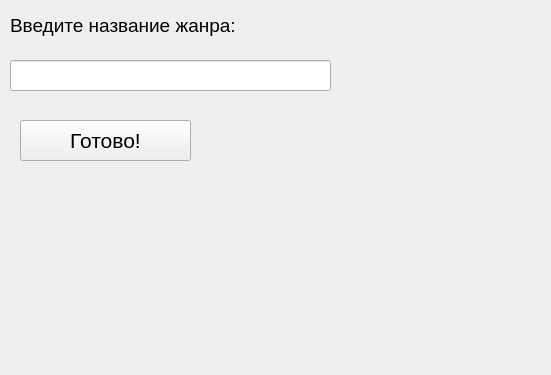
First picture: the form in ui_files/genre.ui, repository Argorp/AudioPlayer, before the edit.
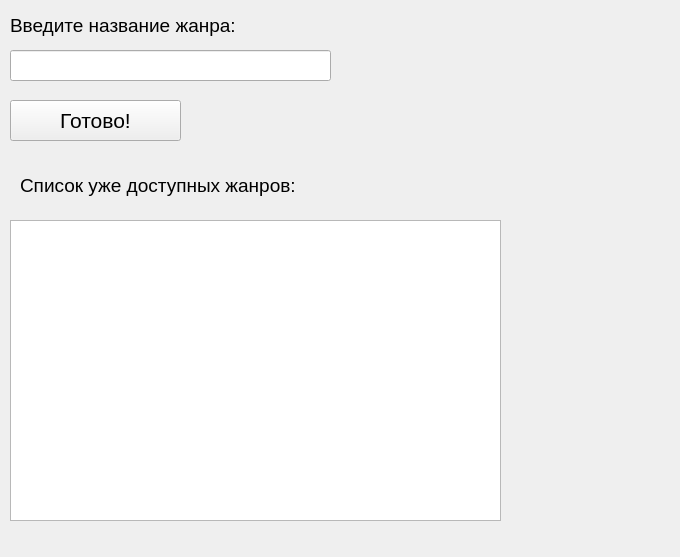
Second picture: the form after the edit.

Commit message: Переделал интерфейс

```diff
--- a/ui_files/genre.ui
+++ b/ui_files/genre.ui
@@ -6,8 +6,8 @@
    <rect>
     <x>0</x>
     <y>0</y>
-    <width>551</width>
-    <height>375</height>
+    <width>680</width>
+    <height>557</height>
    </rect>
   </property>
   <property name="windowTitle">
@@ -35,7 +35,7 @@
    <property name="geometry">
     <rect>
      <x>10</x>
-     <y>60</y>
+     <y>50</y>
      <width>321</width>
      <height>31</height>
     </rect>
@@ -44,8 +44,8 @@
   <widget class="QPushButton" name="pushButton">
    <property name="geometry">
     <rect>
-     <x>20</x>
-     <y>120</y>
+     <x>10</x>
+     <y>100</y>
      <width>171</width>
      <height>41</height>
     </rect>
@@ -59,6 +59,34 @@
     <string>Готово!</string>
    </property>
   </widget>
+  <widget class="QListWidget" name="all">
+   <property name="geometry">
+    <rect>
+     <x>10</x>
+     <y>220</y>
+     <width>491</width>
+     <height>301</height>
+    </rect>
+   </property>
+  </widget>
+  <widget class="QLabel" name="label_2">
+   <property name="geometry">
+    <rect>
+     <x>20</x>
+     <y>170</y>
+     <width>481</width>
+     <height>31</height>
+    </rect>
+   </property>
+   <property name="font">
+    <font>
+     <pointsize>14</pointsize>
+    </font>
+   </property>
+   <property name="text">
+    <string>Список уже доступных жанров:</string>
+   </property>
+  </widget>
  </widget>
  <resources/>
  <connections/>
```
The commit also changes 7 other files.
